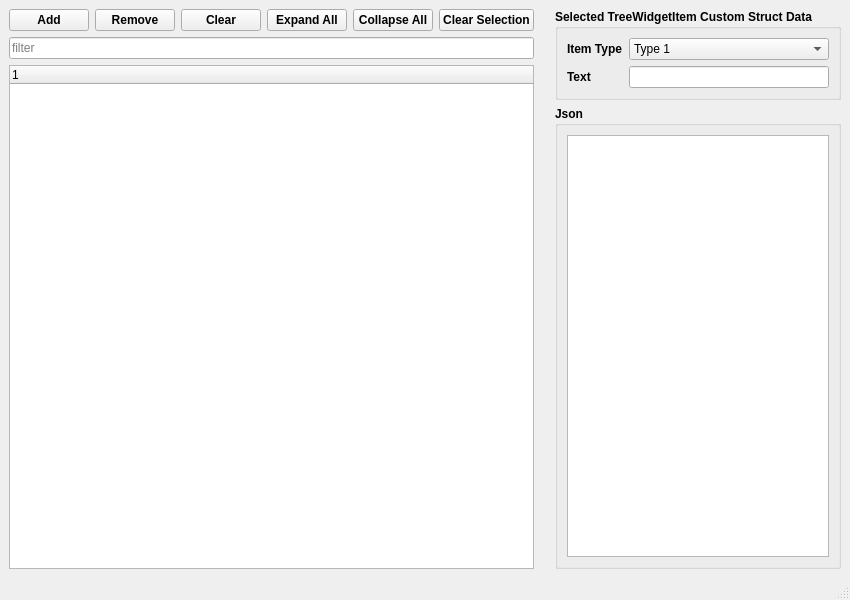
The window that MainWindow.ui (gabrielchristo/custom-treewidget) describes before a commit, drawn with Qt 5.
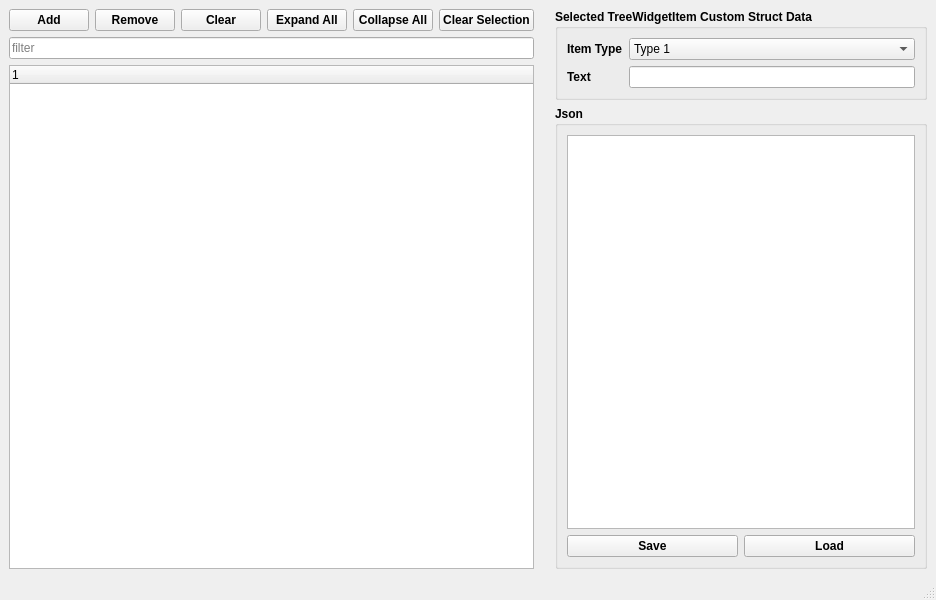
The same window after the commit.

Commit message: save and load json

```diff
--- a/MainWindow.ui
+++ b/MainWindow.ui
@@ -6,7 +6,7 @@
    <rect>
     <x>0</x>
     <y>0</y>
-    <width>820</width>
+    <width>936</width>
     <height>600</height>
    </rect>
   </property>
@@ -14,7 +14,7 @@
    <string>QTreeWidget Example - by Gabriel Christo</string>
   </property>
   <widget class="QWidget" name="centralwidget">
-   <layout class="QHBoxLayout" name="horizontalLayout_2">
+   <layout class="QHBoxLayout" name="horizontalLayout_3">
     <item>
      <layout class="QVBoxLayout" name="verticalLayout_2">
       <item>
@@ -261,6 +261,24 @@
            </property>
           </widget>
          </item>
+         <item row="1" column="0">
+          <layout class="QHBoxLayout" name="horizontalLayout_2">
+           <item>
+            <widget class="QPushButton" name="mButtonSaveJson">
+             <property name="text">
+              <string>Save</string>
+             </property>
+            </widget>
+           </item>
+           <item>
+            <widget class="QPushButton" name="mButtonLoadJson">
+             <property name="text">
+              <string>Load</string>
+             </property>
+            </widget>
+           </item>
+          </layout>
+         </item>
         </layout>
        </widget>
       </item>
```
Left out of the diff: 2 changed lines with no effect on the pictures. The commit also changes 7 other files.
